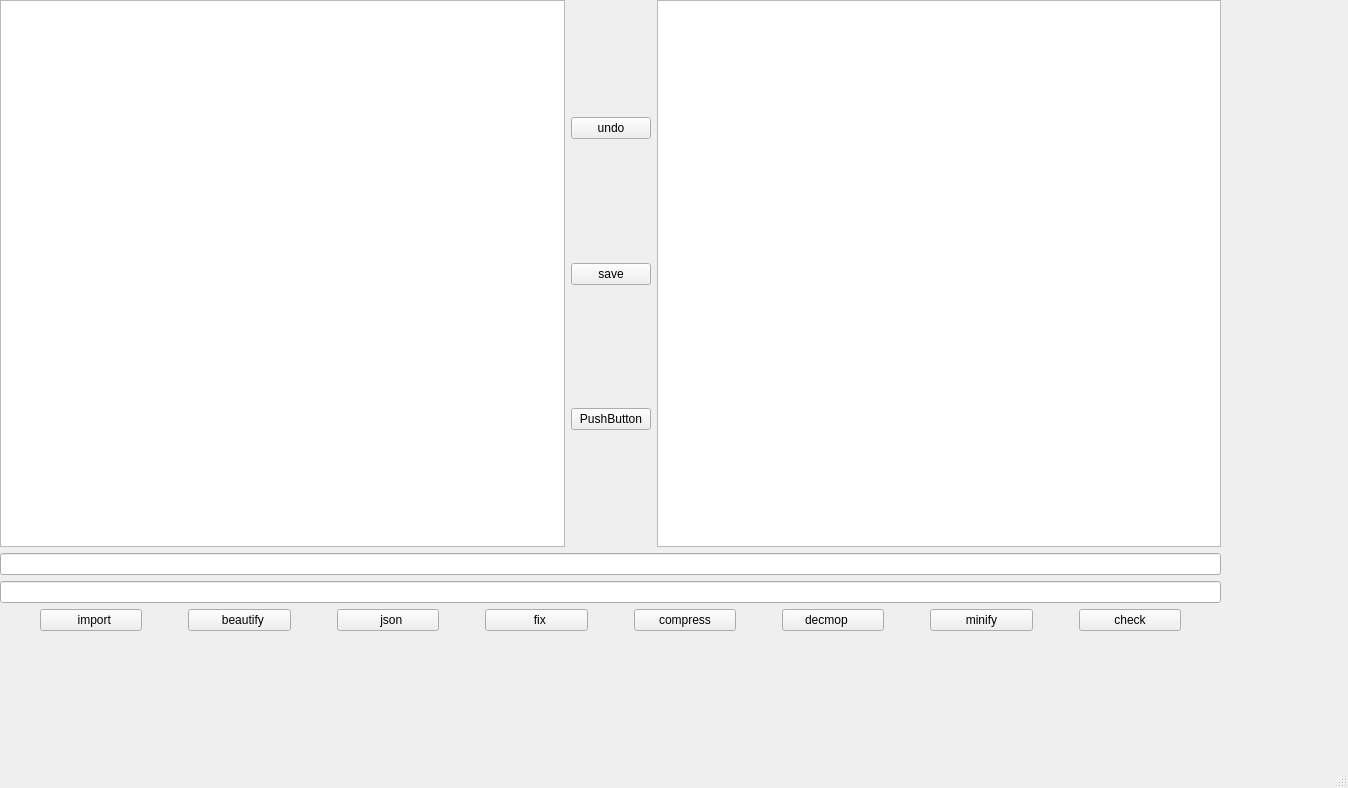
Before: the Qt Designer form form.ui in ahmadel1/Social-Network, drawn with Qt 5.
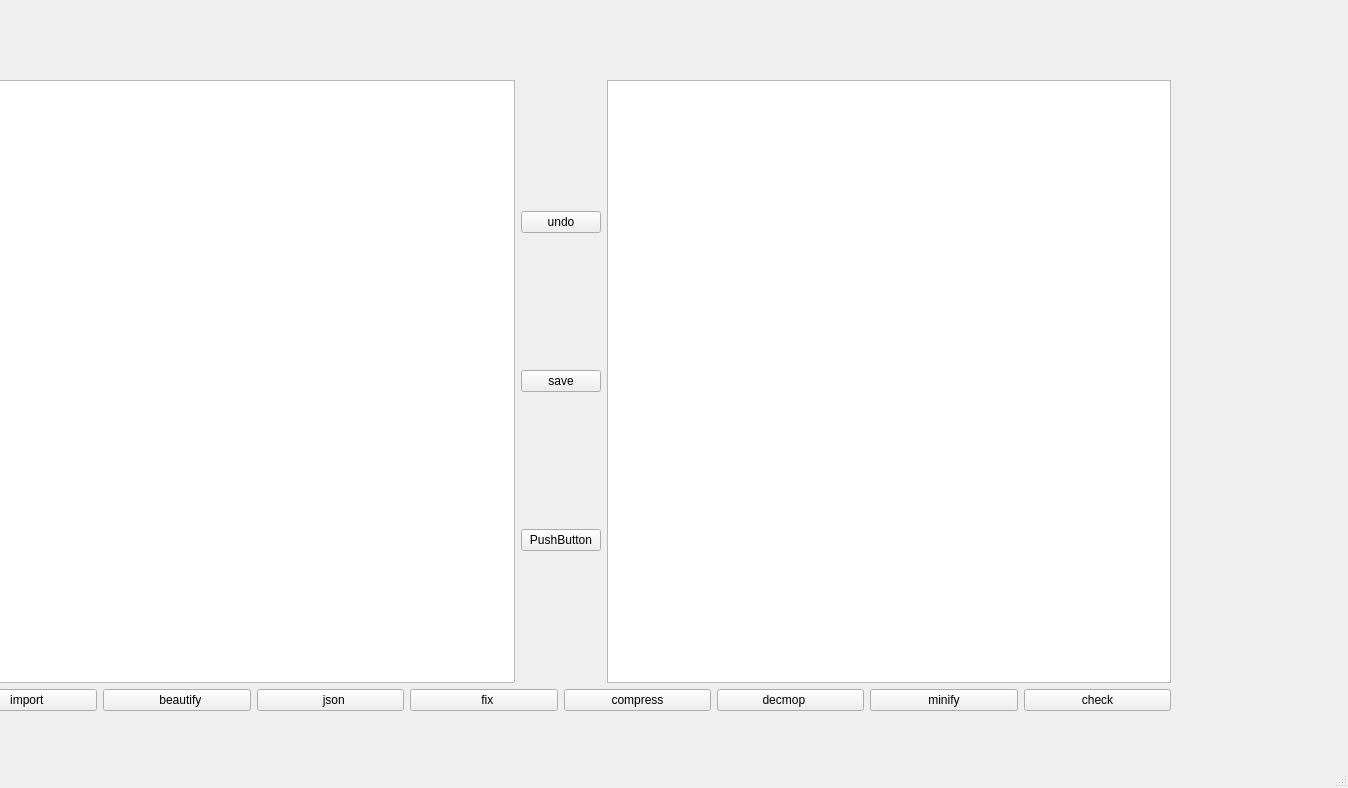
After: the same form once the commit is applied.

```diff
--- a/form.ui
+++ b/form.ui
@@ -29,13 +29,13 @@
    <widget class="QWidget" name="verticalLayoutWidget">
     <property name="geometry">
      <rect>
-      <x>0</x>
-      <y>0</y>
+      <x>-50</x>
+      <y>80</y>
       <width>1221</width>
       <height>631</height>
      </rect>
     </property>
-    <layout class="QVBoxLayout" name="verticalLayout" stretch="0,0,0,1">
+    <layout class="QVBoxLayout" name="verticalLayout" stretch="0,1">
      <property name="sizeConstraint">
       <enum>QLayout::SetDefaultConstraint</enum>
      </property>
@@ -53,19 +53,6 @@
        </item>
        <item>
         <layout class="QVBoxLayout" name="verticalLayout_2">
-         <item>
-          <spacer name="verticalSpacer_3">
-           <property name="orientation">
-            <enum>Qt::Vertical</enum>
-           </property>
-           <property name="sizeHint" stdset="0">
-            <size>
-             <width>20</width>
-             <height>40</height>
-            </size>
-           </property>
-          </spacer>
-         </item>
          <item>
           <widget class="QPushButton" name="undo">
            <property name="text">
@@ -73,19 +60,6 @@
            </property>
           </widget>
          </item>
-         <item>
-          <spacer name="verticalSpacer_2">
-           <property name="orientation">
-            <enum>Qt::Vertical</enum>
-           </property>
-           <property name="sizeHint" stdset="0">
-            <size>
-             <width>20</width>
-             <height>40</height>
-            </size>
-           </property>
-          </spacer>
-         </item>
          <item>
           <widget class="QPushButton" name="save">
            <property name="text">
@@ -93,19 +67,6 @@
            </property>
           </widget>
          </item>
-         <item>
-          <spacer name="verticalSpacer">
-           <property name="orientation">
-            <enum>Qt::Vertical</enum>
-           </property>
-           <property name="sizeHint" stdset="0">
-            <size>
-             <width>20</width>
-             <height>40</height>
-            </size>
-           </property>
-          </spacer>
-         </item>
          <item>
           <widget class="QPushButton" name="redo">
            <property name="text">
@@ -113,19 +74,6 @@
            </property>
           </widget>
          </item>
-         <item>
-          <spacer name="verticalSpacer_4">
-           <property name="orientation">
-            <enum>Qt::Vertical</enum>
-           </property>
-           <property name="sizeHint" stdset="0">
-            <size>
-             <width>20</width>
-             <height>40</height>
-            </size>
-           </property>
-          </spacer>
-         </item>
         </layout>
        </item>
        <item>
@@ -137,30 +85,8 @@
        </item>
       </layout>
      </item>
-     <item>
-      <widget class="QLineEdit" name="lineEdit"/>
-     </item>
-     <item>
-      <widget class="QLineEdit" name="lineEdit_2"/>
-     </item>
      <item>
       <layout class="QHBoxLayout" name="horizontalLayout">
-       <item>
-        <spacer name="horizontalSpacer_4">
-         <property name="orientation">
-          <enum>Qt::Horizontal</enum>
-         </property>
-         <property name="sizeType">
-          <enum>QSizePolicy::Minimum</enum>
-         </property>
-         <property name="sizeHint" stdset="0">
-          <size>
-           <width>40</width>
-           <height>20</height>
-          </size>
-         </property>
-        </spacer>
-       </item>
        <item>
         <widget class="QPushButton" name="importButton">
          <property name="text">
@@ -168,22 +94,6 @@
          </property>
         </widget>
        </item>
-       <item>
-        <spacer name="horizontalSpacer">
-         <property name="orientation">
-          <enum>Qt::Horizontal</enum>
-         </property>
-         <property name="sizeType">
-          <enum>QSizePolicy::Minimum</enum>
-         </property>
-         <property name="sizeHint" stdset="0">
-          <size>
-           <width>40</width>
-           <height>20</height>
-          </size>
-         </property>
-        </spacer>
-       </item>
        <item>
         <widget class="QPushButton" name="beautify">
          <property name="text">
@@ -191,22 +101,6 @@
          </property>
         </widget>
        </item>
-       <item>
-        <spacer name="horizontalSpacer_7">
-         <property name="orientation">
-          <enum>Qt::Horizontal</enum>
-         </property>
-         <property name="sizeType">
-          <enum>QSizePolicy::Minimum</enum>
-         </property>
-         <property name="sizeHint" stdset="0">
-          <size>
-           <width>40</width>
-           <height>20</height>
-          </size>
-         </property>
-        </spacer>
-       </item>
        <item>
         <widget class="QPushButton" name="json">
          <property name="text">
@@ -214,22 +108,6 @@
          </property>
         </widget>
        </item>
-       <item>
-        <spacer name="horizontalSpacer_3">
-         <property name="orientation">
-          <enum>Qt::Horizontal</enum>
-         </property>
-         <property name="sizeType">
-          <enum>QSizePolicy::Minimum</enum>
-         </property>
-         <property name="sizeHint" stdset="0">
-          <size>
-           <width>40</width>
-           <height>20</height>
-          </size>
-         </property>
-        </spacer>
-       </item>
        <item>
         <widget class="QPushButton" name="fix">
          <property name="text">
@@ -237,22 +115,6 @@
          </property>
         </widget>
        </item>
-       <item>
-        <spacer name="horizontalSpacer_5">
-         <property name="orientation">
-          <enum>Qt::Horizontal</enum>
-         </property>
-         <property name="sizeType">
-          <enum>QSizePolicy::Minimum</enum>
-         </property>
-         <property name="sizeHint" stdset="0">
-          <size>
-           <width>40</width>
-           <height>20</height>
-          </size>
-         </property>
-        </spacer>
-       </item>
        <item>
         <widget class="QPushButton" name="compress">
          <property name="text">
@@ -260,22 +122,6 @@
          </property>
         </widget>
        </item>
-       <item>
-        <spacer name="horizontalSpacer_2">
-         <property name="orientation">
-          <enum>Qt::Horizontal</enum>
-         </property>
-         <property name="sizeType">
-          <enum>QSizePolicy::Minimum</enum>
-         </property>
-         <property name="sizeHint" stdset="0">
-          <size>
-           <width>40</width>
-           <height>20</height>
-          </size>
-         </property>
-        </spacer>
-       </item>
        <item>
         <widget class="QPushButton" name="decompress">
          <property name="text">
@@ -283,22 +129,6 @@
          </property>
         </widget>
        </item>
-       <item>
-        <spacer name="horizontalSpacer_6">
-         <property name="orientation">
-          <enum>Qt::Horizontal</enum>
-         </property>
-         <property name="sizeType">
-          <enum>QSizePolicy::Minimum</enum>
-         </property>
-         <property name="sizeHint" stdset="0">
-          <size>
-           <width>40</width>
-           <height>20</height>
-          </size>
-         </property>
-        </spacer>
-       </item>
        <item>
         <widget class="QPushButton" name="minify">
          <property name="text">
@@ -306,22 +136,6 @@
          </property>
         </widget>
        </item>
-       <item>
-        <spacer name="horizontalSpacer_8">
-         <property name="orientation">
-          <enum>Qt::Horizontal</enum>
-         </property>
-         <property name="sizeType">
-          <enum>QSizePolicy::Minimum</enum>
-         </property>
-         <property name="sizeHint" stdset="0">
-          <size>
-           <width>40</width>
-           <height>20</height>
-          </size>
-         </property>
-        </spacer>
-       </item>
        <item>
         <widget class="QPushButton" name="check">
          <property name="text">
@@ -329,22 +143,6 @@
          </property>
         </widget>
        </item>
-       <item>
-        <spacer name="horizontalSpacer_9">
-         <property name="orientation">
-          <enum>Qt::Horizontal</enum>
-         </property>
-         <property name="sizeType">
-          <enum>QSizePolicy::Minimum</enum>
-         </property>
-         <property name="sizeHint" stdset="0">
-          <size>
-           <width>40</width>
-           <height>20</height>
-          </size>
-         </property>
-        </spacer>
-       </item>
       </layout>
      </item>
     </layout>
```
